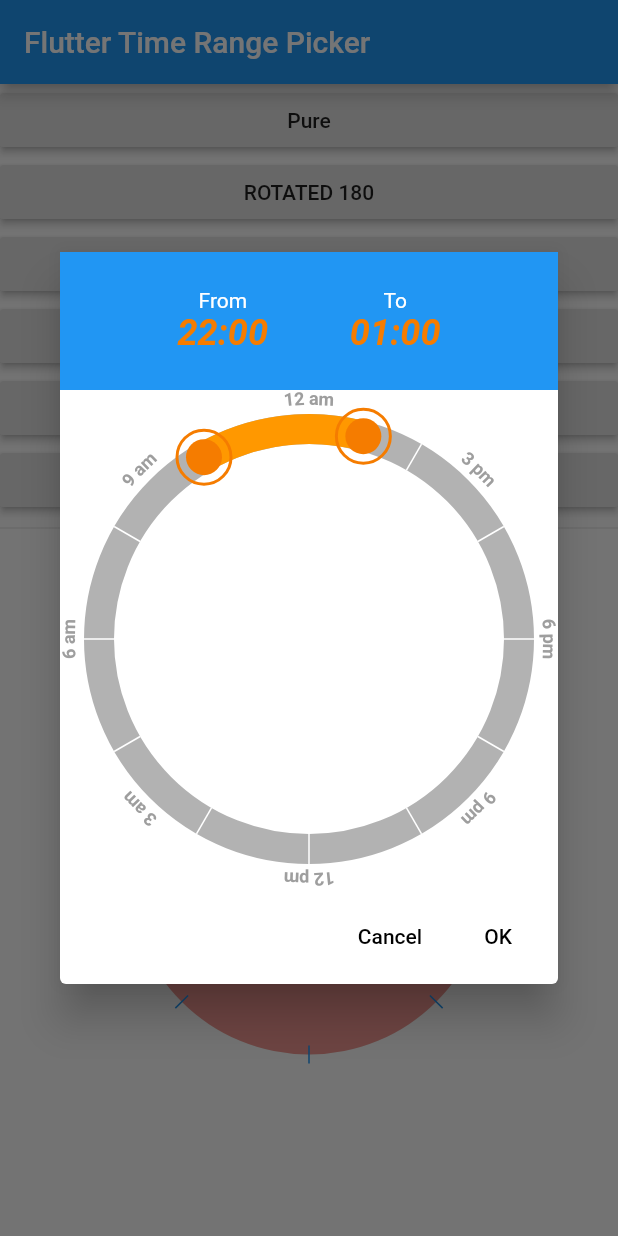
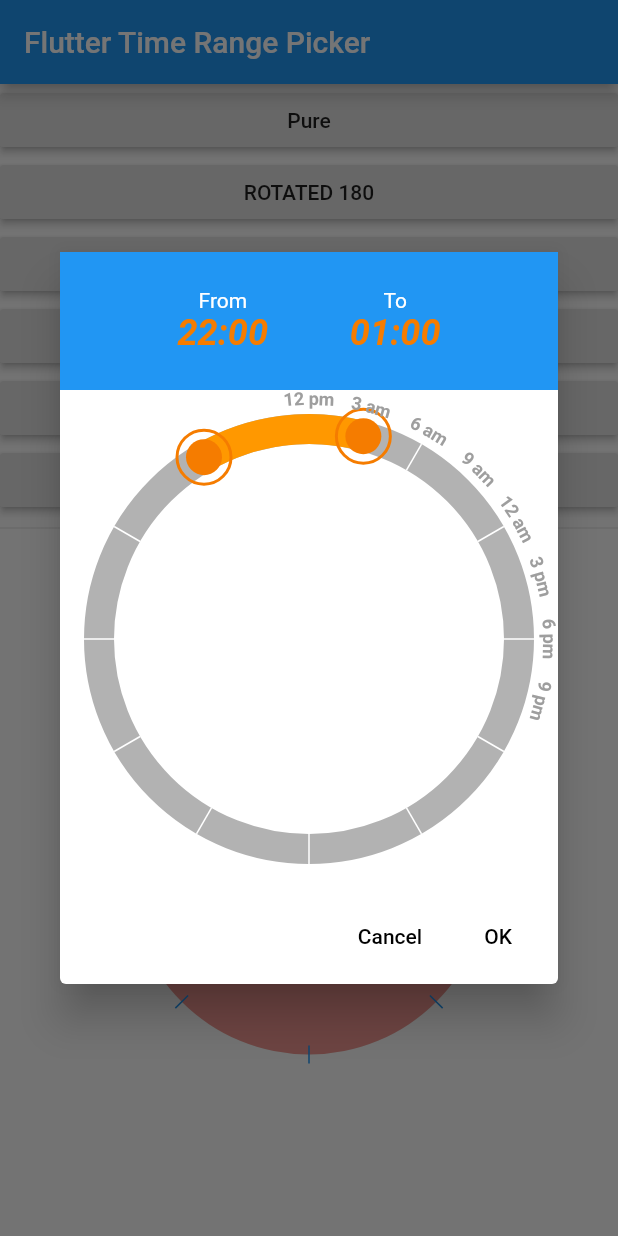
Before and after one commit to Chris1234567899/flutter_time_range_picker, a Flutter app: the screen it shows after launch, after a tap on "ROTATED 180", on a phone screen of 412 x 824 dp. Run offline on Flutter 3.47's test engine with Material 2 defaults, Android fonts, the phone set to English and light mode, and no system bars.

Commit message:
Added a rotation parameter. Now you can change the rotation of the circle.

```diff
--- a/example/lib/main.dart
+++ b/example/lib/main.dart
@@ -102,10 +102,9 @@ class _MyHomePageState extends State<MyHomePage> {
                 "3 pm",
                 "6 pm",
                 "9 pm"
-
               ].asMap().entries.map((e) {
-                ClockLabel label=ClockLabel.fromIndex(
-                  idx: e.key, length: 8, text: e.value, );
+                ClockLabel label=ClockLabel.fromTime(
+                  time: TimeOfDay(hour: e.key, minute: 0), text: e.value, );
                 return label;
               }).toList(),
               labelStyle: TextStyle(
--- a/lib/src/clock-painter.dart
+++ b/lib/src/clock-painter.dart
@@ -181,7 +181,7 @@ class ClockPainter extends CustomPainter {
   void drawText(
       Canvas canvas, Paint paint, String text, Offset position, double angle) {
 
-    angle = normalizeAngle(angle)+rotateAngle;
+    angle = normalizeAngle(angle-rotateAngle)+rotateAngle;
 
 
     TextSpan span = new TextSpan(
```
